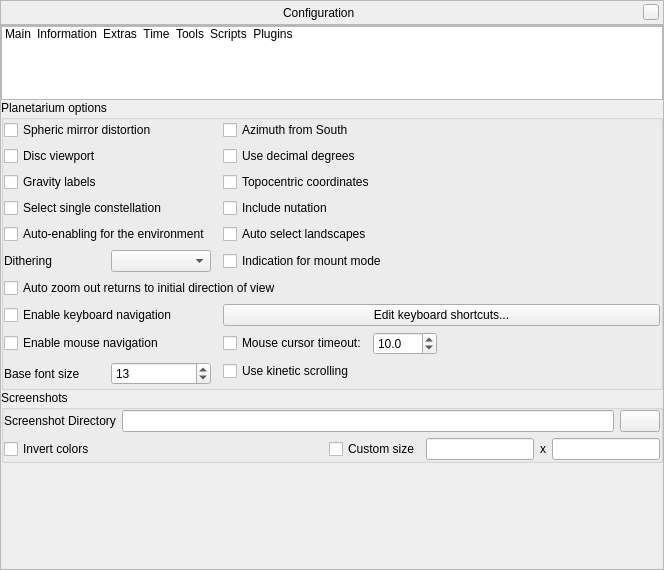
This is src/gui/configurationDialog.ui in Stellarium/stellarium as Qt 5 draws it before an edit. The edited form follows.
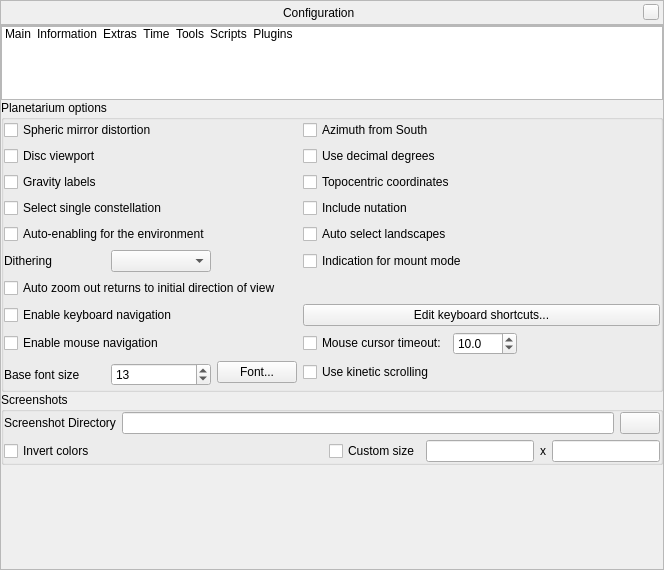
This is the edited form. Icons and pictures are not drawn. Custom widgets are drawn as their Qt base class.

Commit message: Allow font change from the GUI

What changed in the file:
```diff
--- a/src/gui/configurationDialog.ui
+++ b/src/gui/configurationDialog.ui
@@ -1943,7 +1943,7 @@
                  </property>
                  <property name="sizeHint" stdset="0">
                   <size>
-                   <width>40</width>
+                   <width>30</width>
                    <height>20</height>
                   </size>
                  </property>
@@ -2005,6 +2005,16 @@
                </property>
               </widget>
              </item>
+             <item row="17" column="2">
+              <widget class="QPushButton" name="fontSelectPushButton">
+               <property name="toolTip">
+                <string>Select system font</string>
+               </property>
+               <property name="text">
+                <string>Font...</string>
+               </property>
+              </widget>
+             </item>
             </layout>
            </widget>
           </item>
```
The commit also changes 2 other files.
